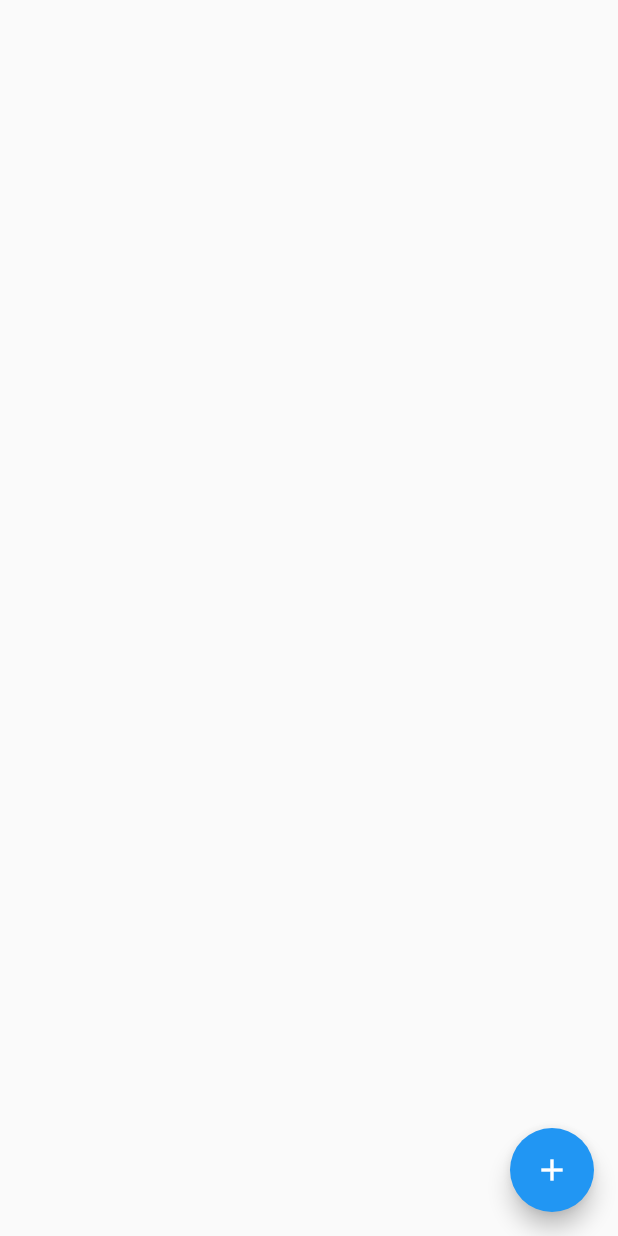
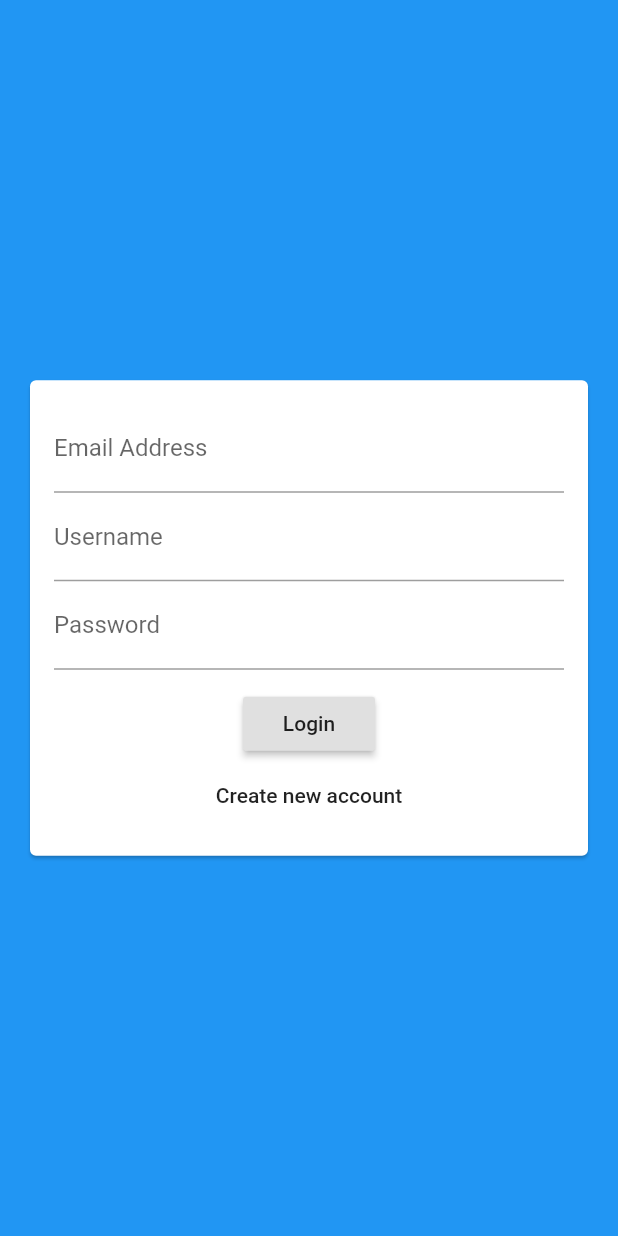
Before and after one commit to yankzsoe/flutter_chat_apps, a Flutter app: the screen it shows after launch, on a phone screen of 412 x 824 dp. Run offline on Flutter 3.47's test engine with Material 2 defaults, Android fonts, the phone set to English and light mode, and no system bars; our stand-ins replace cloud_firestore, firebase_core; accounts and stored records are empty.

Commit message:
auth_screen with added auth_form.

```diff
--- a/lib/main.dart
+++ b/lib/main.dart
@@ -1,6 +1,7 @@
 import 'package:firebase_core/firebase_core.dart';
 import 'package:flutter/material.dart';
 
+import './screens/auth_screen.dart';
 import './screens/chat_screen.dart';
 
 void main() async {
@@ -18,7 +19,7 @@
       theme: ThemeData(
         primarySwatch: Colors.blue,
       ),
-      home: ChatScreen(),
+      home: AuthScreen(),
     );
   }
 }
--- a/lib/screens/auth_screen.dart
+++ b/lib/screens/auth_screen.dart
@@ -0,0 +1,18 @@
+import 'package:flutter/material.dart';
+
+import '../widgets/auth/auth_form.dart';
+
+class AuthScreen extends StatefulWidget {
+  @override
+  _AuthScreenState createState() => _AuthScreenState();
+}
+
+class _AuthScreenState extends State<AuthScreen> {
+  @override
+  Widget build(BuildContext context) {
+    return Scaffold(
+      backgroundColor: Theme.of(context).primaryColor,
+      body: AuthForm(),
+    );
+  }
+}
--- a/lib/screens/chat_screen.dart
+++ b/lib/screens/chat_screen.dart
@@ -28,7 +28,11 @@
           }),
       floatingActionButton: FloatingActionButton(
         child: Icon(Icons.add),
-        onPressed: () {},
+        onPressed: () {
+          FirebaseFirestore.instance
+              .collection('chats/qbF6BToXEPKl05PqOcE5/messages')
+              .add({'text': 'this value add by clicking'});
+        },
       ),
     );
   }
--- /dev/null
+++ b/lib/widgets/auth/auth_form.dart
@@ -0,0 +1,57 @@
+import 'package:flutter/material.dart';
+
+class AuthForm extends StatefulWidget {
+  @override
+  _AuthFormState createState() => _AuthFormState();
+}
+
+class _AuthFormState extends State<AuthForm> {
+  @override
+  Widget build(BuildContext context) {
+    return Center(
+      child: Card(
+        margin: EdgeInsets.all(20),
+        child: SingleChildScrollView(
+          child: Padding(
+            padding: EdgeInsets.all(16),
+            child: Form(
+              child: Column(
+                mainAxisSize: MainAxisSize.min,
+                children: [
+                  TextFormField(
+                    keyboardType: TextInputType.emailAddress,
+                    decoration: InputDecoration(
+                      labelText: 'Email Address',
+                    ),
+                  ),
+                  TextFormField(
+                    decoration: InputDecoration(
+                      labelText: 'Username',
+                    ),
+                  ),
+                  TextFormField(
+                    decoration: InputDecoration(
+                      labelText: 'Password',
+                    ),
+                    obscureText: true,
+                  ),
+                  SizedBox(
+                    height: 12,
+                  ),
+                  RaisedButton(
+                    onPressed: () {},
+                    child: Text('Login'),
+                  ),
+                  FlatButton(
+                    onPressed: () {},
+                    child: Text('Create new account'),
+                  )
+                ],
+              ),
+            ),
+          ),
+        ),
+      ),
+    );
+  }
+}
```
